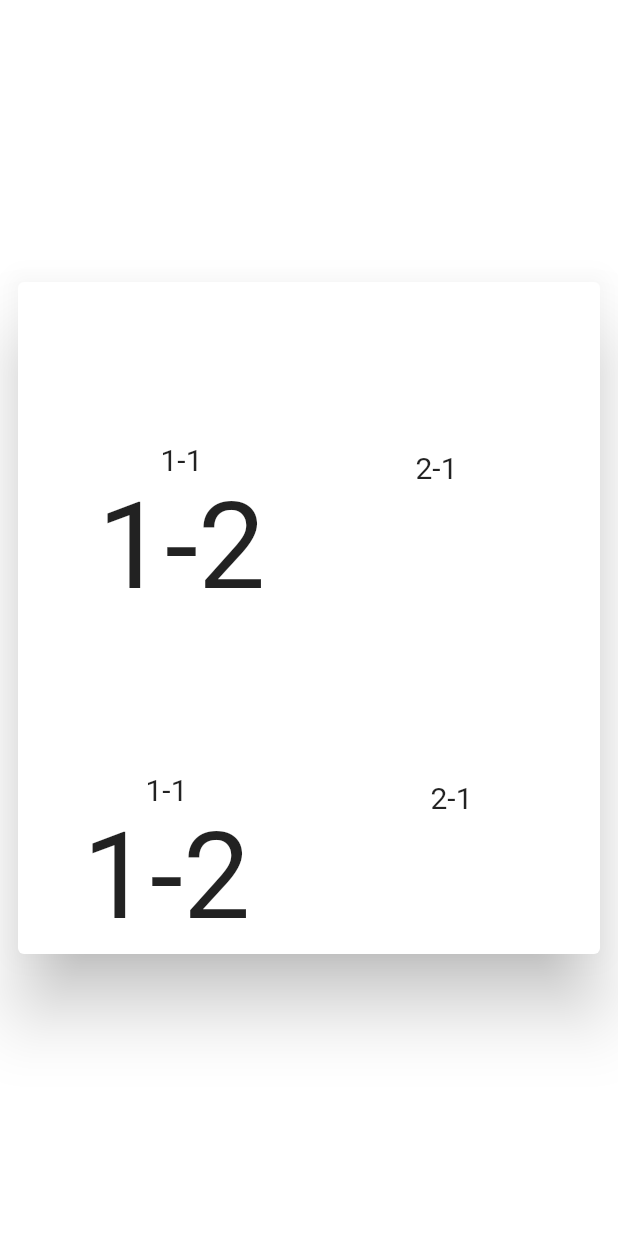
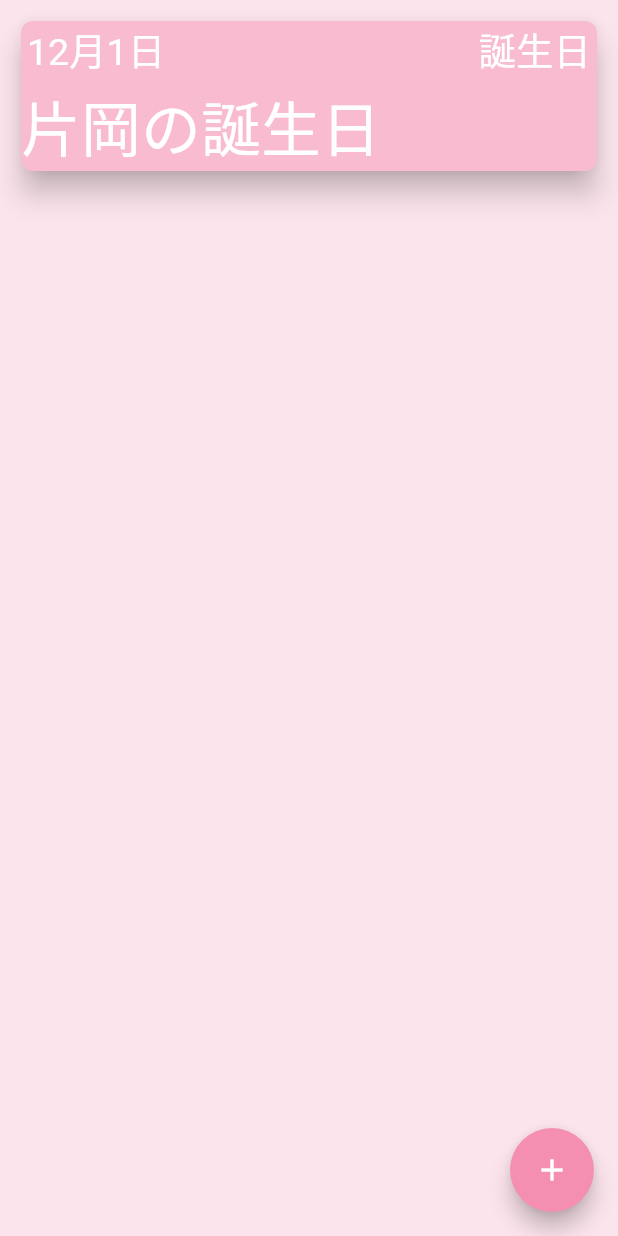
Before and after one commit to kataoka-kk/notice_anniversary, a Flutter app: the screen it shows after launch, on a phone screen of 412 x 824 dp. Run offline on Flutter 3.47's test engine with Material 2 defaults, Android fonts, the phone set to English and light mode, and no system bars.

Commit message:
AnniversaryTile
[update]comp

```diff
--- /dev/null
+++ b/lib/const/ConstInfo.dart
@@ -0,0 +1,2 @@
+const double? tileFontSizeSmall = 25;
+const double? tileFontSizeLarge = 40;
--- a/lib/views/components/AnniversaryTile.dart
+++ b/lib/views/components/AnniversaryTile.dart
@@ -1,62 +1,78 @@
 import 'package:flutter/material.dart';
+import 'package:notice_anniversary/const/ConstInfo.dart';
 
-Widget AnniversaryTile() {
-  return Container(
-    height: 200,
+class AnniversaryTile extends StatelessWidget {
+  final int month;
+  final int day;
+  final String tag;
+  final String title;
+
+  AnniversaryTile({
+    required this.month,
+    required this.day,
+    required this.tag,
+    required this.title,
+  });
+
+  @override
+  Widget build(BuildContext context) {
+    return Card(
+      elevation: 8.0,
+      color: Colors.pink.shade100,
+      shape: RoundedRectangleBorder(
+        borderRadius: BorderRadius.circular(8.0),
+      ),
+      child: Container(
+        height: 100,
+        child: Column(
+          children: <Widget>[
+            Expanded(
               child: Row(
                 children: <Widget>[
                   Expanded(
-          child: Column(
-            crossAxisAlignment: CrossAxisAlignment.center,
-            mainAxisAlignment: MainAxisAlignment.end,
-            children: <Widget>[
-              Text("1-1", style: TextStyle(fontSize: 20.0)),
-              Text("1-2", style: TextStyle(fontSize: 80.0)),
-            ],
+                    child: Align(
+                      alignment: Alignment.topLeft,
+                      child: Padding(
+                        padding: EdgeInsets.only(left: 4.0),
+                        child: Text(
+                          "$month月$day日",
+                          style: TextStyle(
+                            fontSize: tileFontSizeSmall,
+                            color: Colors.white,
                           ),
                         ),
-        Expanded(
-          child: Column(
-            crossAxisAlignment: CrossAxisAlignment.center,
-            mainAxisAlignment: MainAxisAlignment.center,
-            children: <Widget>[
-              Text("2-1", style: TextStyle(fontSize: 20.0)),
-            ],
+                      ),
+                    ),
+                  ),
+                  Align(
+                    alignment: Alignment.topRight,
+                    child: Padding(
+                      padding: EdgeInsets.only(right: 4.0),
+                      child: Text(
+                        "$tag",
+                        style: TextStyle(
+                          fontSize: tileFontSizeSmall,
+                          color: Colors.white,
+                        ),
+                      ),
                     ),
                   ),
                 ],
               ),
+            ),
+            Align(
+              alignment: Alignment.bottomLeft,
+              child: Text(
+                "$title",
+                style: TextStyle(
+                  fontSize: tileFontSizeLarge,
+                  color: Colors.white,
+                ),
+              ),
+            ),
+          ],
+        ),
+      ),
     );
-
-  // return Row(
-  //   children: <Widget>[
-  //     Container(
-  //       height: 100,
-  //       child: Column(
-  //
-  //       ),
-  //
-  //     ),
-  //
-  //
-  //
-  //     // Expanded(
-  //     //   flex: 1,
-  //     //   child: Column(
-  //     //     // crossAxisAlignment: CrossAxisAlignment.values = [CrossAxisAlignment.center,CrossAxisAlignment.center],
-  //     //     children: <Widget>[
-  //     //       Text("1-1", style: TextStyle(fontSize: 20.0)),
-  //     //       Text("2-1", style: TextStyle(fontSize: 80.0)),
-  //     //     ],
-  //     //   ),
-  //     // ),
-  //     // Column(
-  //     //   mainAxisAlignment: MainAxisAlignment.end,
-  //     //   crossAxisAlignment: CrossAxisAlignment.end,
-  //     //   children: <Widget>[
-  //     //     Text("2-2", style: TextStyle(fontSize: 40.0)),
-  //     //   ],
-  //     // ),
-  //   ],
-  // );
   }
+}
--- a/lib/views/screens/ListPage.dart
+++ b/lib/views/screens/ListPage.dart
@@ -4,46 +4,32 @@ import 'package:notice_anniversary/views/components/AnniversaryTile.dart';
 class ListPage extends StatelessWidget {
   @override
   Widget build(BuildContext context) {
-    return Center(
+    return SafeArea(
+      child: Scaffold(
+        backgroundColor: Colors.pink.shade50,
+        floatingActionButton: FloatingActionButton(
+          backgroundColor: Colors.pink.shade200,
+          child: Icon(Icons.add),
+          tooltip: "追加",
+          onPressed: null,
+        ),
+        body: SingleChildScrollView(
+          child: Center(
             child: Padding(
               padding: const EdgeInsets.all(8.0),
-        child: Card(
-          elevation: 20,
-          child: Padding(
-            padding: const EdgeInsets.all(4.0),
               child: Column(
-              mainAxisSize: MainAxisSize.min,
                 children: <Widget>[
                   Padding(
-                  padding: const EdgeInsets.all(20.0),
-                  child: AnniversaryTile(),
+                    padding: const EdgeInsets.all(2.0),
+                    child: AnniversaryTile(
+                      month: 12,
+                      day: 1,
+                      tag: "誕生日",
+                      title: "片岡の誕生日",
                     ),
-                AnniversaryTile(),
-                // const ListTile(
-                //   leading: Icon(Icons.album),
-                //   title: Text('The Enchanted Nightingale'),
-                //   subtitle: Text('Music by Julie Gable. Lyrics by Sidney Stein.'),
-                // ),
-                // Row(
-                //   mainAxisAlignment: MainAxisAlignment.end,
-                //   children: <Widget>[
-                //     TextButton(
-                //       child: const Text('BUY TICKETS'),
-                //       onPressed: () {
-                //         /* ... */
-                //       },
-                //     ),
-                //     const SizedBox(width: 8),
-                //     TextButton(
-                //       child: const Text('LISTEN'),
-                //       onPressed: () {
-                //         /* ... */
-                //       },
-                //     ),
-                //     const SizedBox(width: 8),
-                //   ],
-                // ),
+                  ),
                 ],
+              ),
             ),
           ),
         ),
```
Also changed, not shown: lib/main.dart (+0 -49 lines). Lines whose indentation alone changed are shown as unchanged.
